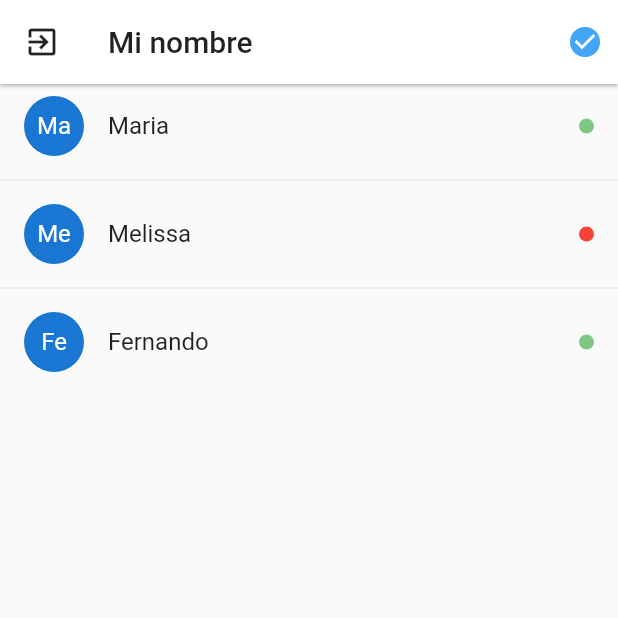
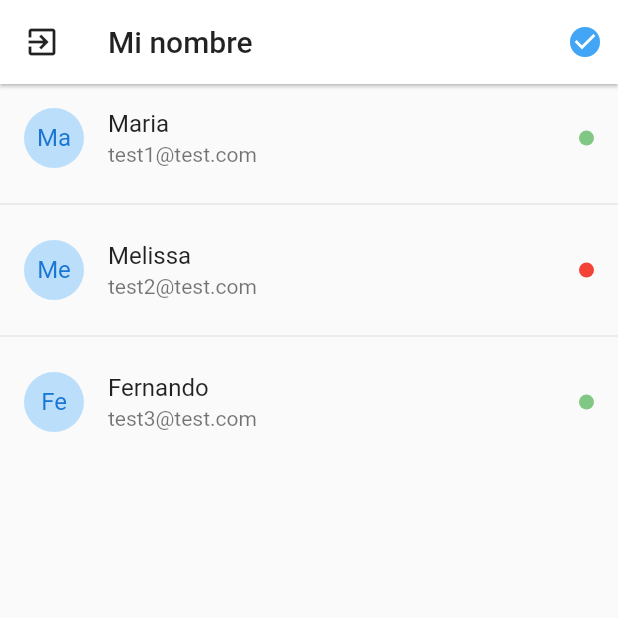
Before and after one commit to dennisgbp/flutter-chat-app, a Flutter app: the UsuariosPage screen opened by its route, on a phone screen of 412 x 824 dp, the top half of it. Run offline on Flutter 3.47's test engine with Material 2 defaults, Android fonts, the phone set to English and light mode, and no system bars; drawn by our look-alikes of pull_to_refresh.

Commit message:
Fin sección 7

```diff
--- a/lib/main.dart
+++ b/lib/main.dart
@@ -9,7 +9,7 @@ class MyApp extends StatelessWidget {
     return MaterialApp(
       debugShowCheckedModeBanner: false,
       title: 'Chat App',
-      initialRoute: 'usuarios',
+      initialRoute: 'chat',
       routes: appRoutes,
     );
   }
--- a/lib/pages/usuarios_page.dart
+++ b/lib/pages/usuarios_page.dart
@@ -1,5 +1,6 @@
 import 'package:chat/models/usuario.dart';
 import 'package:flutter/material.dart';
+import 'package:pull_to_refresh/pull_to_refresh.dart';
 
 class  UsuariosPage extends StatefulWidget {
 
@@ -9,6 +10,8 @@ class  UsuariosPage extends StatefulWidget {
 }
 
 class _UsuariosPageState extends State<UsuariosPage> {
+
+  RefreshController _refreshController = RefreshController(initialRefresh: false);
 
   final usuarios = [
     Usuario(online: true, email: 'test1@test.com', nombre: 'Maria', uid: '1'),
@@ -35,25 +38,51 @@ class _UsuariosPageState extends State<UsuariosPage> {
           )
         ],
       ),
-      body: ListView.separated(
-        physics: BouncingScrollPhysics(),
-          itemBuilder: (_, i) => ListTile(
-            title: Text(usuarios[i].nombre),
+      body: SmartRefresher(
+        controller: _refreshController,
+        enablePullDown: true,
+        onRefresh: _cargarUsuarios,
+        header: WaterDropHeader(
+          complete: Icon(Icons.check, color: Colors.blue[400]),
+          // waterDropColor: Colors.blue[400],
+          waterDropColor: Colors.lightBlueAccent,
+        ),
+        child: _listViewUsuarios(),
+      )
+    );
+  }
+
+  ListTile _usuariosListTile(Usuario usuario) {
+    return ListTile(
+      title: Text(usuario.nombre),
+      subtitle: Text(usuario.email),
       leading: CircleAvatar(
-              child: Text(usuarios[i].nombre.substring(0,2)),
+        child: Text(usuario.nombre.substring(0,2)),
+        backgroundColor: Colors.blue[100],
       ),
       trailing: Container(
         width: 10,
         height: 10,
         decoration: BoxDecoration(
-                color: usuarios[i].online ? Colors.green[300] : Colors.red,
+            color: usuario.online ? Colors.green[300] : Colors.red,
             borderRadius: BorderRadius.circular(100)
         ),
       ),
-          ),
+    );
+  }
+
+  ListView _listViewUsuarios() {
+    return ListView.separated(
+        physics: BouncingScrollPhysics(),
+        itemBuilder: (_, i) => _usuariosListTile(usuarios[i]),
         separatorBuilder: (_, i) => Divider(),
         itemCount: usuarios.length
-      )
     );
   }
+
+  _cargarUsuarios()  async {
+    await Future.delayed(Duration(milliseconds: 1000));
+
+    _refreshController.refreshCompleted();
   }
+}
--- a/pubspec.yaml
+++ b/pubspec.yaml
@@ -34,6 +34,7 @@ dependencies:
   # The following adds the Cupertino Icons font to your application.
   # Use with the CupertinoIcons class for iOS style icons.
   cupertino_icons: ^1.0.2
+  pull_to_refresh: ^2.0.0
 
 dev_dependencies:
   flutter_test:
```
Also changed, not shown: lib/pages/chat_page.dart (+144 -3 lines), lib/widgets/chat_message.dart (added, +65 -0 lines), pubspec.lock, 2 other files. Lines whose indentation alone changed are shown as unchanged.
